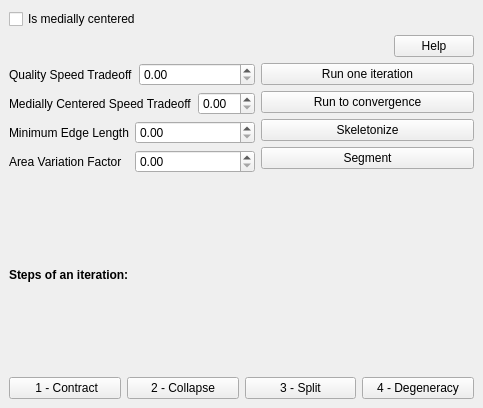
Qt form include/Polyhedron/demo/Polyhedron/Plugins/PMP/Mean_curvature_flow_skeleton_plugin.ui (CrealityOfficial/cgal) before a commit.
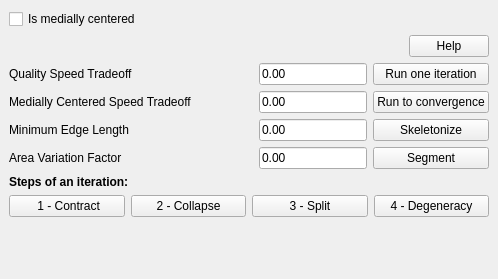
The same form after that commit. Custom widgets are drawn as their Qt base class.

Patch:
```diff
--- a/include/Polyhedron/demo/Polyhedron/Plugins/PMP/Mean_curvature_flow_skeleton_plugin.ui
+++ b/include/Polyhedron/demo/Polyhedron/Plugins/PMP/Mean_curvature_flow_skeleton_plugin.ui
@@ -6,15 +6,15 @@
    <rect>
     <x>0</x>
     <y>0</y>
-    <width>483</width>
-    <height>408</height>
+    <width>498</width>
+    <height>279</height>
    </rect>
   </property>
   <property name="windowTitle">
    <string>DockWidget</string>
   </property>
   <widget class="QWidget" name="dockWidgetContents">
-   <layout class="QVBoxLayout" name="verticalLayout_3" stretch="0,0,0,0,0">
+   <layout class="QVBoxLayout" name="verticalLayout_3" stretch="0,0,0,0,0,0">
     <item>
      <widget class="QCheckBox" name="is_medially_centered">
       <property name="text">
@@ -51,7 +51,7 @@
       <item>
        <layout class="QVBoxLayout" name="verticalLayout_2">
         <item>
-         <layout class="QHBoxLayout" name="horizontalLayout_2">
+         <layout class="QHBoxLayout" name="horizontalLayout_2" stretch="1,0">
           <item>
            <widget class="QLabel" name="label_omega_H">
             <property name="text">
@@ -60,12 +60,22 @@
            </widget>
           </item>
           <item>
-           <widget class="QDoubleSpinBox" name="omega_H"/>
+           <widget class="DoubleEdit" name="omega_H">
+            <property name="sizePolicy">
+             <sizepolicy hsizetype="Minimum" vsizetype="Fixed">
+              <horstretch>0</horstretch>
+              <verstretch>0</verstretch>
+             </sizepolicy>
+            </property>
+            <property name="text">
+             <string>0.00</string>
+            </property>
+           </widget>
           </item>
          </layout>
         </item>
         <item>
-         <layout class="QHBoxLayout" name="horizontalLayout_3">
+         <layout class="QHBoxLayout" name="horizontalLayout_3" stretch="1,0">
           <item>
            <widget class="QLabel" name="label_omega_P">
             <property name="text">
@@ -74,12 +84,22 @@
            </widget>
           </item>
           <item>
-           <widget class="QDoubleSpinBox" name="omega_P"/>
+           <widget class="DoubleEdit" name="omega_P">
+            <property name="sizePolicy">
+             <sizepolicy hsizetype="Minimum" vsizetype="Fixed">
+              <horstretch>0</horstretch>
+              <verstretch>0</verstretch>
+             </sizepolicy>
+            </property>
+            <property name="text">
+             <string>0.00</string>
+            </property>
+           </widget>
           </item>
          </layout>
         </item>
         <item>
-         <layout class="QHBoxLayout" name="horizontalLayout_4">
+         <layout class="QHBoxLayout" name="horizontalLayout_4" stretch="1,0">
           <item>
            <widget class="QLabel" name="label_min_edge_length">
             <property name="text">
@@ -88,12 +108,16 @@
            </widget>
           </item>
           <item>
-           <widget class="QDoubleSpinBox" name="min_edge_length"/>
+           <widget class="DoubleEdit" name="min_edge_length">
+            <property name="text">
+             <string>0.00</string>
+            </property>
+           </widget>
           </item>
          </layout>
         </item>
         <item>
-         <layout class="QHBoxLayout" name="horizontalLayout_5">
+         <layout class="QHBoxLayout" name="horizontalLayout_5" stretch="1,0">
           <item>
            <widget class="QLabel" name="label_delta_area">
             <property name="text">
@@ -102,7 +126,17 @@
            </widget>
           </item>
           <item>
-           <widget class="QDoubleSpinBox" name="delta_area"/>
+           <widget class="DoubleEdit" name="delta_area">
+            <property name="sizePolicy">
+             <sizepolicy hsizetype="Minimum" vsizetype="Fixed">
+              <horstretch>0</horstretch>
+              <verstretch>0</verstretch>
+             </sizepolicy>
+            </property>
+            <property name="text">
+             <string>0.00</string>
+            </property>
+           </widget>
           </item>
          </layout>
         </item>
@@ -187,9 +221,29 @@
       </item>
      </layout>
     </item>
+    <item>
+     <spacer name="verticalSpacer">
+      <property name="orientation">
+       <enum>Qt::Vertical</enum>
+      </property>
+      <property name="sizeHint" stdset="0">
+       <size>
+        <width>20</width>
+        <height>40</height>
+       </size>
+      </property>
+     </spacer>
+    </item>
    </layout>
   </widget>
  </widget>
+ <customwidgets>
+  <customwidget>
+   <class>DoubleEdit</class>
+   <extends>QLineEdit</extends>
+   <header>CGAL_double_edit.h</header>
+  </customwidget>
+ </customwidgets>
  <resources/>
  <connections/>
  <slots>
```
